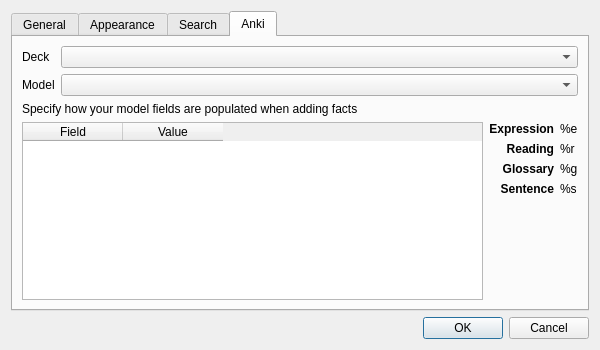
Before: the Qt Designer form yomi_base/ui/preferences.ui in FooSoft/yomichan-anki, drawn with Qt 5.
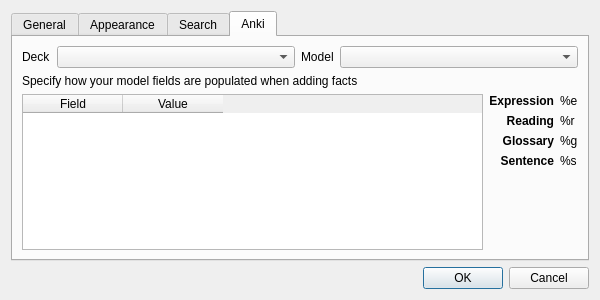
After: the same form once the commit is applied. The open tabs and pages were chosen to show the change.

```diff
--- a/yomi_base/ui/preferences.ui
+++ b/yomi_base/ui/preferences.ui
@@ -7,7 +7,7 @@
     <x>0</x>
     <y>0</y>
     <width>600</width>
-    <height>350</height>
+    <height>300</height>
    </rect>
   </property>
   <property name="windowTitle">
@@ -173,26 +173,40 @@
       </attribute>
       <layout class="QVBoxLayout" name="verticalLayout_5">
        <item>
-        <layout class="QFormLayout" name="formLayout_2">
-         <item row="0" column="0">
+        <layout class="QHBoxLayout" name="horizontalLayout_4">
+         <item>
           <widget class="QLabel" name="label_13">
            <property name="text">
             <string>Deck</string>
            </property>
           </widget>
          </item>
-         <item row="0" column="1">
-          <widget class="QComboBox" name="comboBoxAnkiDeck"/>
+         <item>
+          <widget class="QComboBox" name="comboBoxAnkiDeck">
+           <property name="sizePolicy">
+            <sizepolicy hsizetype="Expanding" vsizetype="Fixed">
+             <horstretch>0</horstretch>
+             <verstretch>0</verstretch>
+            </sizepolicy>
+           </property>
+          </widget>
          </item>
-         <item row="1" column="0">
+         <item>
           <widget class="QLabel" name="label_12">
            <property name="text">
             <string>Model</string>
            </property>
           </widget>
          </item>
-         <item row="1" column="1">
-          <widget class="QComboBox" name="comboBoxAnkiModel"/>
+         <item>
+          <widget class="QComboBox" name="comboBoxAnkiModel">
+           <property name="sizePolicy">
+            <sizepolicy hsizetype="Expanding" vsizetype="Fixed">
+             <horstretch>0</horstretch>
+             <verstretch>0</verstretch>
+            </sizepolicy>
+           </property>
+          </widget>
          </item>
         </layout>
        </item>
```
